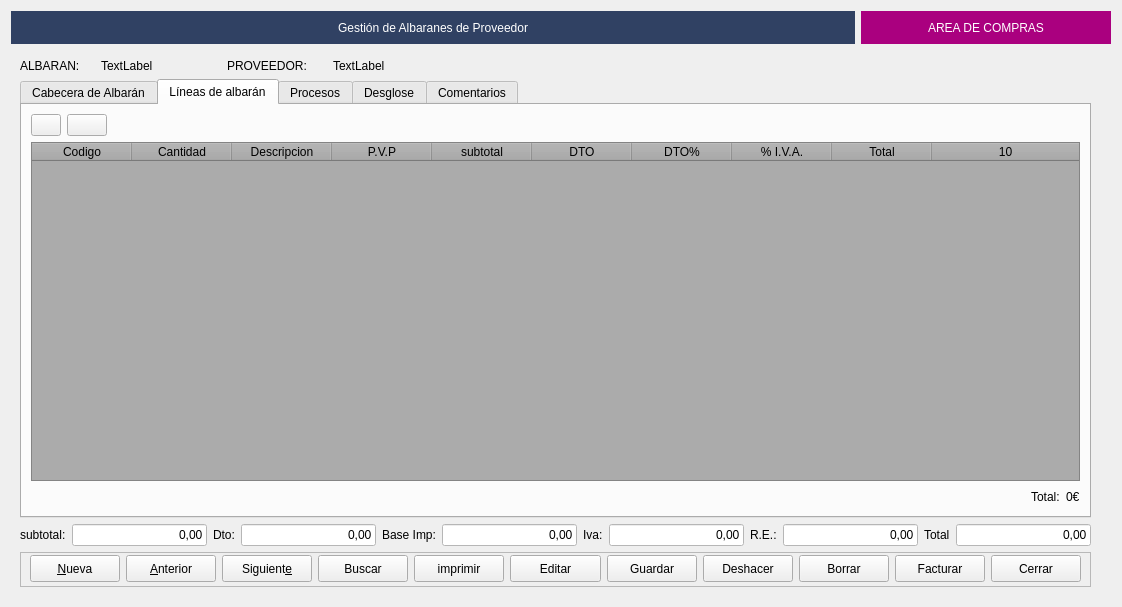
Qt form Zona_Compras/frmalbaranproveedor.ui (arcnexus/RedFoX) before a commit.
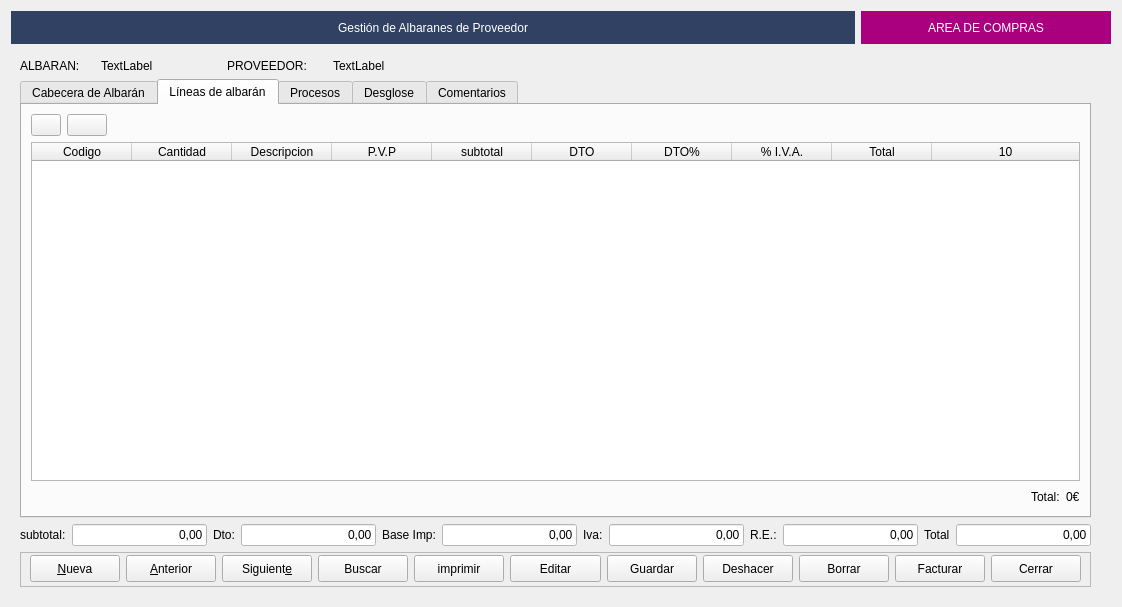
The same form after that commit. The open tabs and pages were chosen to show the change. Icons and pictures are not drawn.

The edit to the form file:
```diff
--- a/Zona_Compras/frmalbaranproveedor.ui
+++ b/Zona_Compras/frmalbaranproveedor.ui
@@ -426,11 +426,6 @@
            </item>
            <item row="1" column="0" colspan="3">
             <widget class="QTableWidget" name="Lineas">
-             <property name="styleSheet">
-              <string notr="true">background-color: rgb(171, 171, 171);
-color: rgb(0, 0, 0);
-alternate-background-color: rgb(240,240,240);</string>
-             </property>
              <property name="horizontalScrollBarPolicy">
               <enum>Qt::ScrollBarAsNeeded</enum>
              </property>
```
Left out of the diff: 2 changed lines with no effect on the pictures.
